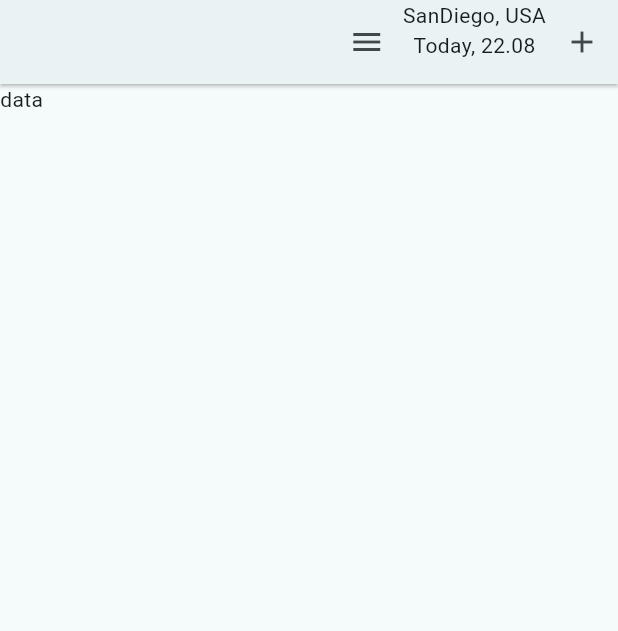
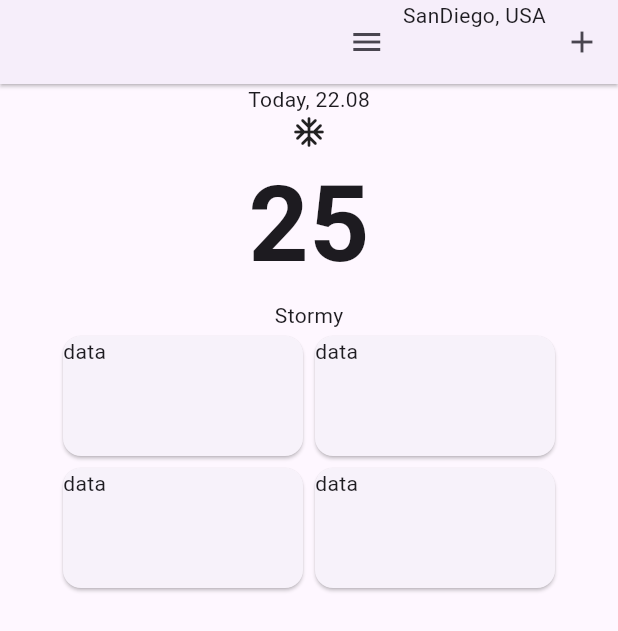
Before and after one commit to devtengry/weather_app_flutter, a Flutter app: the screen it shows after launch, on a phone screen of 412 x 824 dp. Shown: the top 631 px of the screen. Run offline on Flutter 3.47's test engine with Material 3 defaults, Android fonts, the phone set to English and light mode, and no system bars.

```diff
--- /dev/null
+++ b/lib/home_screen.dart
@@ -0,0 +1,112 @@
+import 'package:flutter/material.dart';
+
+class HomeScreen extends StatelessWidget {
+  const HomeScreen({super.key});
+
+  @override
+  Widget build(BuildContext context) {
+    return const MaterialApp(
+      home: _HomeScreenState(),
+    );
+  }
+}
+
+
+class _HomeScreenState extends StatefulWidget {
+  const _HomeScreenState({super.key});
+
+  @override
+  State<_HomeScreenState> createState() => HomeScreenState();
+}
+
+class HomeScreenState extends State<_HomeScreenState> {
+  @override
+  Widget build(BuildContext context) {
+    return Scaffold(
+      appBar: AppBar(
+        shadowColor: const Color.fromARGB(255, 0, 0, 0),
+        elevation: 1,
+        actions: [
+          Center(
+            child: Row(
+              mainAxisAlignment: MainAxisAlignment.center,
+              crossAxisAlignment: CrossAxisAlignment.center,
+              children: [
+                IconButton(
+                  padding: EdgeInsets.all(10),
+                  onPressed: () {},
+                  icon: Icon(Icons.menu),
+                ),
+                const Column(
+                  children: [
+                    Text(
+                      'SanDiego, ' 'USA',
+                      style: TextStyle(),
+                    ),
+                  ],
+                ),
+                IconButton(
+                  onPressed: () {},
+                  icon: Icon(Icons.add),
+                ),
+              ],
+            ),
+          ),
+        ],
+      ),
+      body: const Column(
+        crossAxisAlignment: CrossAxisAlignment.center,
+        mainAxisAlignment: MainAxisAlignment.start,
+        children: [
+          Text('Today, 22.08'),
+          Icon(Icons.ac_unit_rounded),
+          Text(
+            '25',
+            style: TextStyle(fontSize: 70, fontWeight: FontWeight.bold),
+          ),
+          Text('Stormy'),
+          Row(
+            crossAxisAlignment: CrossAxisAlignment.center,
+            mainAxisAlignment: MainAxisAlignment.center,
+            children: [
+              Card(
+                child: SizedBox(
+                  height: 80,
+                  width: 160,
+                  child: Text("data"),
+                ),
+              ),
+              Card(
+                child: SizedBox(
+                  height: 80,
+                  width: 160,
+                  child: Text("data"),
+                ),
+              ),
+            ],
+          ),
+          Row(
+            crossAxisAlignment: CrossAxisAlignment.center,
+            mainAxisAlignment: MainAxisAlignment.center,
+            children: [
+              Card(
+                child: SizedBox(
+                  height: 80,
+                  width: 160,
+                  child: Text("data"),
+                ),
+              ),
+              Card(
+                child: SizedBox(
+                  height: 80,
+                  width: 160,
+                  child: Text("data"),
+                ),
+              ),
+            ],
+          )
+        ],
+      ),
+    );
+  }
+}
--- a/lib/main.dart
+++ b/lib/main.dart
@@ -1,78 +1,7 @@
 import 'package:flutter/material.dart';
+import 'package:weather_app_flutter/home_screen.dart';
+
 
 void main() {
   runApp(const HomeScreen());
 }
-
-class HomeScreen extends StatelessWidget {
-  const HomeScreen({super.key});
-
-  @override
-  Widget build(BuildContext context) {
-    return MaterialApp(
-      title: 'Home Screen',
-      theme: ThemeData(
-          colorScheme: ColorScheme.fromSeed(seedColor: Colors.white),
-          useMaterial3: true),
-      home: const _HomeScreenState(),
-      debugShowCheckedModeBanner: false,
-    );
-  }
-}
-
-class _HomeScreenState extends StatefulWidget {
-  const _HomeScreenState({super.key});
-
-  @override
-  State<_HomeScreenState> createState() => __HomeScreenStateState();
-}
-
-class __HomeScreenStateState extends State<_HomeScreenState> {
-  @override
-  Widget build(BuildContext context) {
-    return Scaffold(
-      appBar: AppBar(
-        shadowColor: const Color.fromARGB(255, 0, 0, 0),
-        elevation: 1,
-        actions: [
-          Center(
-            child: Row(
-              mainAxisAlignment: MainAxisAlignment.center,
-              crossAxisAlignment: CrossAxisAlignment.center,
-              children: [
-                IconButton(
-                  padding: EdgeInsets.all(10),
-                  onPressed: () {},
-                  icon: Icon(Icons.menu),
-                ),
-                const Column(
-                  children: [
-                    Text(
-                      'SanDiego, ' 'USA',
-                      style: TextStyle(),
-                    ),
-                    Text(
-                      'Today, ' '22.08',
-                      style: TextStyle(),
-                    ),
-                  ],
-                ),
-                IconButton(
-                  onPressed: () {},
-                  icon: Icon(Icons.add),
-                ),
-              ],
-            ),
-          ),
-        ],
-      ),
-      body: Column(
-        children: [
-          Container(
-            child: Text('data'),
-          )
-        ],
-      ),
-    );
-  }
-}
--- /dev/null
+++ b/lib/rest_service.dart
@@ -0,0 +1,9 @@
+import 'home_screen.dart';
+import 'package:http/http.dart' as http;
+
+
+class RestService {
+  Future<http.Response> fetchWeatherData() {
+    return http.get(Uri.parse('http://api.weatherapi.com/vv1'));
+  }
+}
--- a/pubspec.yaml
+++ b/pubspec.yaml
@@ -35,6 +35,7 @@ dependencies:
   # The following adds the Cupertino Icons font to your application.
   # Use with the CupertinoIcons class for iOS style icons.
   cupertino_icons: ^1.0.8
+  http: ^1.2.2
 
 dev_dependencies:
   flutter_test:
```
Also changed, not shown: pubspec.lock, 2 other files.
